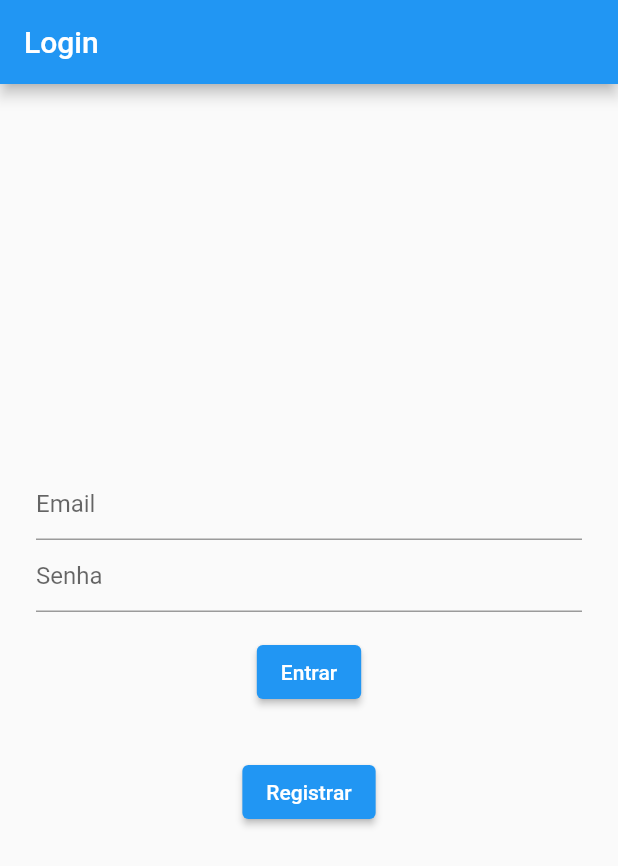
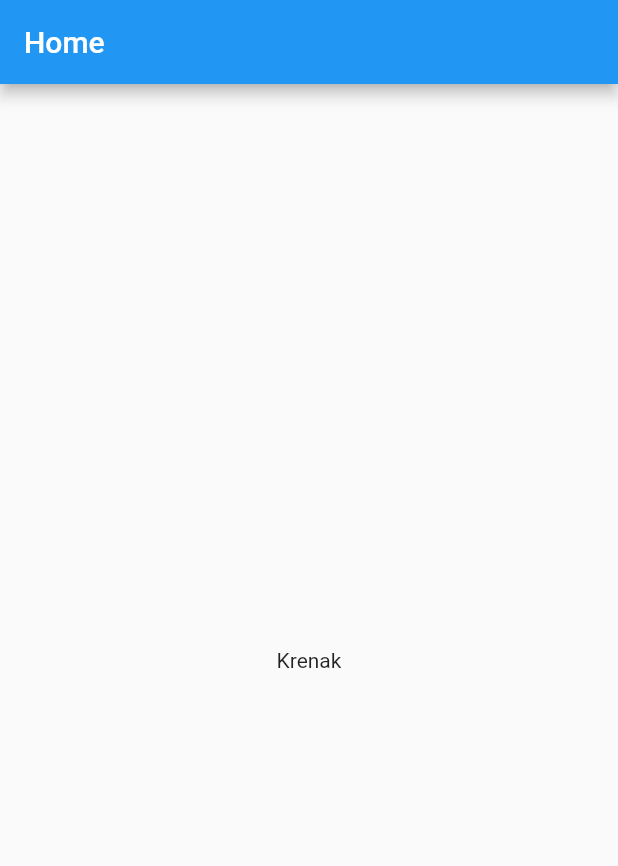
Before and after one commit to bacuarabrasil/krenak-app, a Flutter app: the screen it shows after launch, after a tap on "Entrar", on a phone screen of 412 x 824 dp. Shown: the top 866 px of the screen. Run offline on Flutter 3.47's test engine with Material 2 defaults, Android fonts, the phone set to English and light mode, and no system bars.

Commit message:
Creating Home Flow
Co-authored-by: Guilherme Siqueira <guilhersiqueira@gmail.com>
Co-authoured-by: Icaro Oliveira <icarooliv2@gmail.com>
Signed-off-by: Djorkaeff Alexandre <djorkaeff.unb@gmail.com>

```diff
--- a/lib/App.dart
+++ b/lib/App.dart
@@ -1,11 +1,19 @@
 import 'package:flutter/material.dart';
+
 import 'Scenes/Login/View/LoginView.dart';
+import 'Scenes/Register/View/RegisterView.dart';
+import 'Scenes/Home/View/HomeView.dart';
 
 class App extends StatelessWidget {
   @override
   Widget build(BuildContext context) {
     return MaterialApp(
-      home: LoginView()
+      home: LoginView(),
+      routes: {
+        '/login': (context) => new LoginView(),
+        '/register': (context) => new RegisterView(),
+        '/home': (context) => new HomeView(),
+      },
     );
   }
 }
--- /dev/null
+++ b/lib/Scenes/Home/View/HomeView.dart
@@ -0,0 +1,15 @@
+import 'package:flutter/material.dart';
+
+class HomeView extends StatelessWidget {
+  @override
+  Widget build(BuildContext context) {
+    return Scaffold(
+      appBar: AppBar(
+        title: Text('Home')
+      ),
+      body: Center(
+        child: Text('Krenak')
+      )
+    );
+  }
+}
--- a/lib/Scenes/Login/View/LoginView.dart
+++ b/lib/Scenes/Login/View/LoginView.dart
@@ -1,5 +1,4 @@
 import 'package:flutter/material.dart';
-import 'package:krenak/Scenes/Register/View/RegisterView.dart';
 
 class LoginView extends StatefulWidget {
   @override
@@ -41,7 +40,7 @@ class LoginViewState extends State<LoginView> {
                 padding: const EdgeInsets.symmetric(vertical: 16.0),
                 child: ElevatedButton(
                   onPressed: () {
-
+                    Navigator.pushReplacementNamed(context, '/home');
                   },
                   child: Text('Entrar'),
                 ),
@@ -50,10 +49,7 @@ class LoginViewState extends State<LoginView> {
                 padding: const EdgeInsets.symmetric(vertical: 16.0),
                 child: ElevatedButton(
                   onPressed: () {
-                    Navigator.push(
-                      context,
-                      MaterialPageRoute(builder: (context) => RegisterView()),
-                    );
+                    Navigator.pushNamed(context, '/register');
                   },
                   child: Text('Registrar'),
                 ),
--- a/lib/Scenes/Register/View/RegisterView.dart
+++ b/lib/Scenes/Register/View/RegisterView.dart
@@ -46,7 +46,7 @@ class RegisterViewState extends State<RegisterView> {
                 padding: const EdgeInsets.symmetric(vertical: 16.0),
                 child: ElevatedButton(
                   onPressed: () {
-
+                    Navigator.pushReplacementNamed(context, '/home');
                   },
                   child: Text('Registrar'),
                 ),
```
